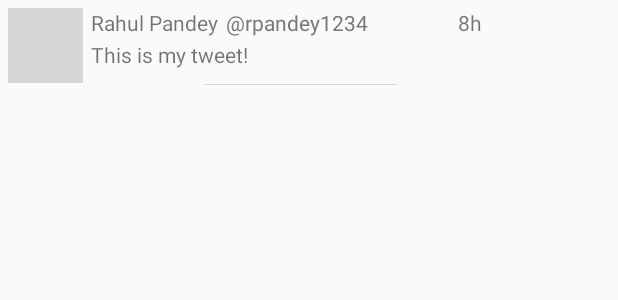
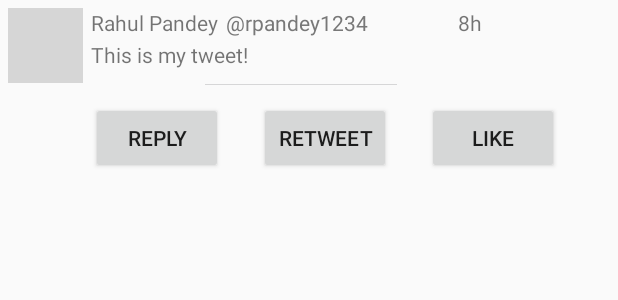
Before and after one commit to dpadron08/SimpleTweet, an Android app: the layout item_tweet.xml on its own in the app's theme, with its tools: preview values and no code run, on a phone screen of 412 x 824 dp. Shown: the top 300 px of the screen. Run offline under Robolectric (Android 15) with nearby library versions, the phone set to English and light mode, and no system bars; grey boxes are pictures that could not be loaded.

Commit message:
Add reply, retweet, and like buttons

```diff
--- a/app/src/main/res/layout/item_tweet.xml
+++ b/app/src/main/res/layout/item_tweet.xml
@@ -74,4 +74,39 @@
         android:layout_marginTop="0dp"
         android:layout_toEndOf="@+id/ivProfileImage"
         tools:text="Rahul Pandey" />
+
+    <Button
+        android:id="@+id/btnReply"
+        android:layout_width="wrap_content"
+        android:layout_height="wrap_content"
+        android:layout_below="@+id/ivMedia"
+        android:layout_alignParentBottom="false"
+        android:layout_marginStart="5dp"
+        android:layout_marginTop="2dp"
+        android:layout_marginBottom="1dp"
+        android:layout_toEndOf="@+id/ivProfileImage"
+        android:text="Reply" />
+
+    <Button
+        android:id="@+id/btnRetweet"
+        android:layout_width="wrap_content"
+        android:layout_height="wrap_content"
+        android:layout_below="@+id/ivMedia"
+        android:layout_alignParentBottom="false"
+        android:layout_marginStart="24dp"
+        android:layout_marginTop="2dp"
+        android:layout_toEndOf="@+id/btnReply"
+        android:text="Retweet" />
+
+    <Button
+        android:id="@+id/btnFavorite"
+        android:layout_width="wrap_content"
+        android:layout_height="wrap_content"
+        android:layout_below="@+id/ivMedia"
+        android:layout_alignParentEnd="false"
+        android:layout_alignParentBottom="false"
+        android:layout_marginStart="24dp"
+        android:layout_marginTop="2dp"
+        android:layout_toEndOf="@+id/btnRetweet"
+        android:text="Like" />
 </RelativeLayout>
```
